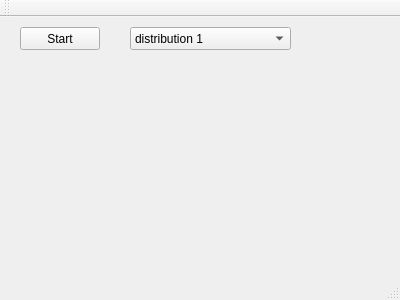
Before: the Qt Designer form mainwindow.ui in grzesiooo/fotonowy_Qt_testowy, drawn with Qt 5.
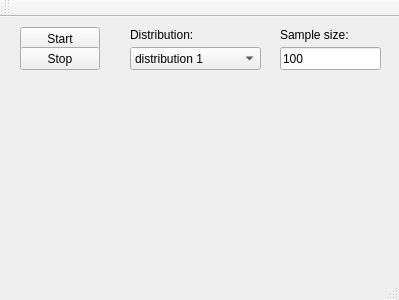
After: the same form once the commit is applied.

Commit message: Basic GUI functionality and framework for generators.

What changed in the file:
```diff
--- a/mainwindow.ui
+++ b/mainwindow.ui
@@ -6,7 +6,7 @@
    <rect>
     <x>0</x>
     <y>0</y>
-    <width>400</width>
+    <width>399</width>
     <height>300</height>
    </rect>
   </property>
@@ -31,8 +31,8 @@
     <property name="geometry">
      <rect>
       <x>130</x>
-      <y>10</y>
-      <width>161</width>
+      <y>30</y>
+      <width>131</width>
       <height>23</height>
      </rect>
     </property>
@@ -56,12 +56,64 @@
     <property name="geometry">
      <rect>
       <x>29</x>
-      <y>49</y>
+      <y>69</y>
       <width>341</width>
-      <height>171</height>
+      <height>151</height>
      </rect>
     </property>
    </widget>
+   <widget class="QLabel" name="DistributionLabel">
+    <property name="geometry">
+     <rect>
+      <x>130</x>
+      <y>10</y>
+      <width>71</width>
+      <height>16</height>
+     </rect>
+    </property>
+    <property name="text">
+     <string>Distribution:</string>
+    </property>
+   </widget>
+   <widget class="QLabel" name="SampleSizeLabel">
+    <property name="geometry">
+     <rect>
+      <x>280</x>
+      <y>10</y>
+      <width>71</width>
+      <height>16</height>
+     </rect>
+    </property>
+    <property name="text">
+     <string>Sample size:</string>
+    </property>
+   </widget>
+   <widget class="QPushButton" name="StopButton">
+    <property name="geometry">
+     <rect>
+      <x>20</x>
+      <y>30</y>
+      <width>80</width>
+      <height>23</height>
+     </rect>
+    </property>
+    <property name="text">
+     <string>Stop</string>
+    </property>
+   </widget>
+   <widget class="QLineEdit" name="sampleSizeBox">
+    <property name="geometry">
+     <rect>
+      <x>280</x>
+      <y>30</y>
+      <width>101</width>
+      <height>23</height>
+     </rect>
+    </property>
+    <property name="text">
+     <string>100</string>
+    </property>
+   </widget>
   </widget>
   <widget class="QMenuBar" name="menuBar">
    <property name="geometry">
```
Left out of the diff: 2 changed lines with no effect on the pictures. The commit also changes 5 other files.
